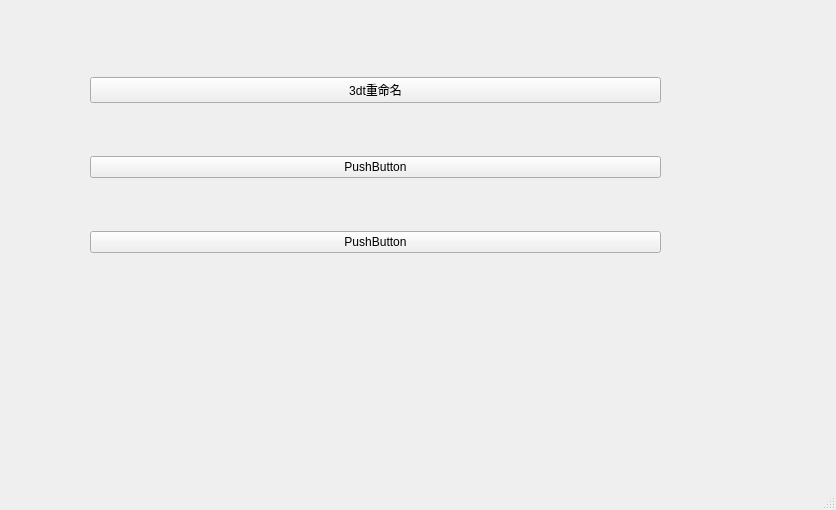
Before: the Qt Designer form GUI/FileRename.ui in Erika-a/pythonProject, drawn with Qt 5.
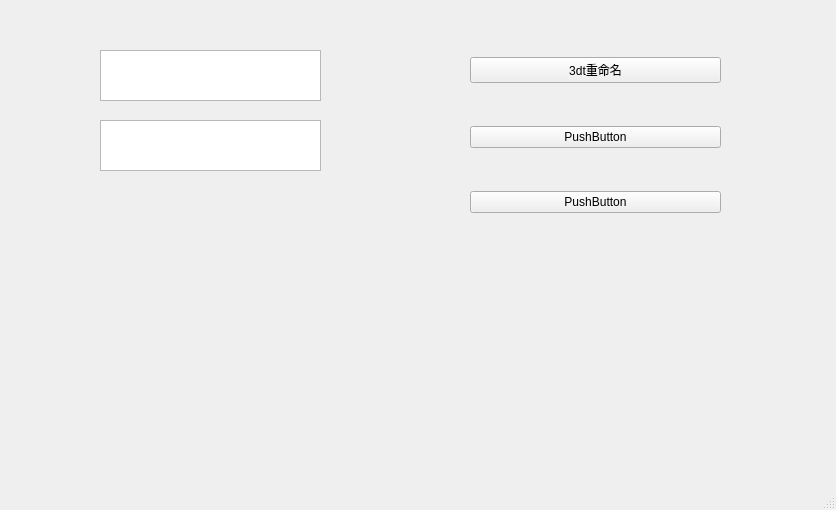
After: the same form once the commit is applied.

```diff
--- a/GUI/FileRename.ui
+++ b/GUI/FileRename.ui
@@ -17,10 +17,10 @@
    <widget class="QWidget" name="verticalLayoutWidget">
     <property name="geometry">
      <rect>
-      <x>90</x>
-      <y>30</y>
-      <width>571</width>
-      <height>271</height>
+      <x>470</x>
+      <y>20</y>
+      <width>251</width>
+      <height>231</height>
      </rect>
     </property>
     <layout class="QVBoxLayout" name="verticalLayout">
@@ -53,6 +53,26 @@
      </item>
     </layout>
    </widget>
+   <widget class="QTextEdit" name="textEdit">
+    <property name="geometry">
+     <rect>
+      <x>100</x>
+      <y>50</y>
+      <width>221</width>
+      <height>51</height>
+     </rect>
+    </property>
+   </widget>
+   <widget class="QPlainTextEdit" name="plainTextEdit">
+    <property name="geometry">
+     <rect>
+      <x>100</x>
+      <y>120</y>
+      <width>221</width>
+      <height>51</height>
+     </rect>
+    </property>
+   </widget>
   </widget>
   <widget class="QMenuBar" name="menubar">
    <property name="geometry">
```
